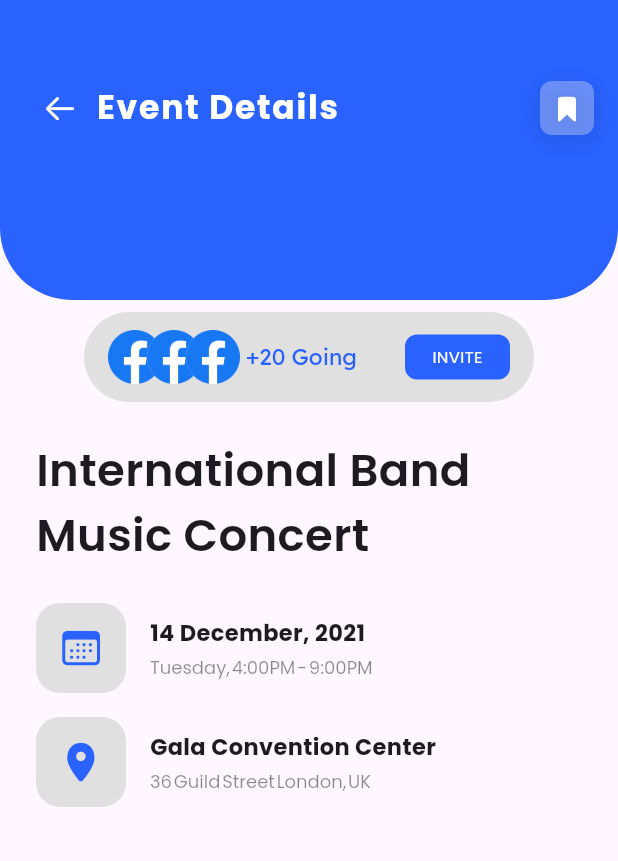
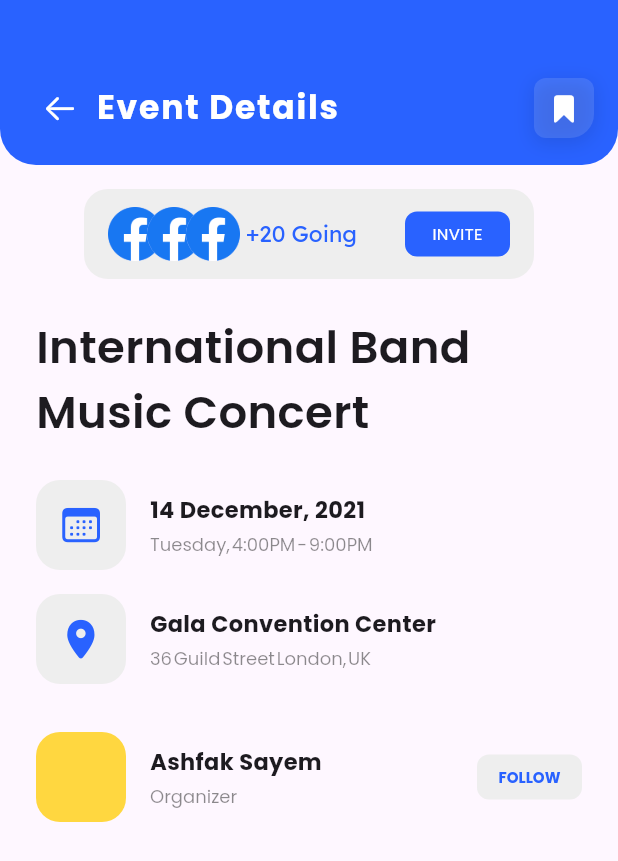
Before and after one commit to muzzammil763/event_booking_ui, a Flutter app: the EventDetailsScreen screen opened directly, on a phone screen of 412 x 824 dp. Shown: the top 861 px of the screen. Run offline on Flutter 3.47's test engine with Material 3 defaults, Android fonts, the phone set to English and light mode, and no system bars; our stand-ins replace flutter_svg, google_fonts.

Commit message:
added more components in detail screen ...

```diff
--- a/lib/Screens/eventdetails.dart
+++ b/lib/Screens/eventdetails.dart
@@ -11,12 +11,12 @@ class EventDetailsScreen extends StatelessWidget {
       body: Column(
         children: [
           Container(
-            height: 200,
+            height: 110,
             decoration: BoxDecoration(
               color: Colors.blueAccent[700],
               borderRadius: const BorderRadius.only(
-                bottomLeft: Radius.circular(48),
-                bottomRight: Radius.circular(48),
+                bottomLeft: Radius.circular(24),
+                bottomRight: Radius.circular(24),
               ),
             ),
             child: Align(
@@ -50,11 +50,16 @@ class EventDetailsScreen extends StatelessWidget {
                         ),
                         const Spacer(),
                         Container(
-                          height: 36,
-                          width: 36,
+                          height: 40,
+                          width: 40,
                           decoration: BoxDecoration(
-                            color: Colors.white30,
-                            borderRadius: BorderRadius.circular(8),
+                            color: Colors.white12,
+                            borderRadius: BorderRadius.only(
+                              topLeft: Radius.circular(8),
+                              bottomLeft: Radius.circular(8),
+                              bottomRight: Radius.circular(16),
+                              topRight: Radius.circular(8),
+                            ),
                             boxShadow: [
                               BoxShadow(
                                 color: Colors.black.withOpacity(0.1),
@@ -70,7 +75,7 @@ class EventDetailsScreen extends StatelessWidget {
                               icon: const Icon(
                                 CupertinoIcons.bookmark_solid,
                                 color: Colors.white,
-                                size: 18,
+                                size: 20,
                               ),
                             ),
                           ),
@@ -83,14 +88,14 @@ class EventDetailsScreen extends StatelessWidget {
             ),
           ),
           const SizedBox(
-            height: 8,
+            height: 16,
           ),
           Container(
             height: 60,
             width: 300,
             decoration: BoxDecoration(
-              color: Colors.grey[300],
-              borderRadius: BorderRadius.circular(32),
+              color: Colors.grey[200],
+              borderRadius: BorderRadius.circular(16),
             ),
             child: Padding(
               padding: const EdgeInsets.symmetric(
@@ -201,7 +206,7 @@ class EventDetailsScreen extends StatelessWidget {
                   height: 60,
                   width: 60,
                   decoration: BoxDecoration(
-                    color: Colors.grey[300],
+                    color: Colors.grey[200],
                     borderRadius: BorderRadius.circular(16),
                   ),
                   child: Center(
@@ -261,7 +266,7 @@ class EventDetailsScreen extends StatelessWidget {
                   height: 60,
                   width: 60,
                   decoration: BoxDecoration(
-                    color: Colors.grey[300],
+                    color: Colors.grey[200],
                     borderRadius: BorderRadius.circular(16),
                   ),
                   child: Center(
@@ -303,6 +308,79 @@ class EventDetailsScreen extends StatelessWidget {
               ],
             ),
           ),
+          const SizedBox(
+            height: 32,
+          ),
+          Container(
+            margin: const EdgeInsets.symmetric(
+              horizontal: 24,
+            ),
+            height: 60,
+            width: double.infinity,
+            decoration: BoxDecoration(
+              borderRadius: BorderRadius.circular(16),
+            ),
+            child: Row(
+              children: [
+                Container(
+                  height: 60,
+                  width: 60,
+                  decoration: BoxDecoration(
+                    color: Colors.amberAccent,
+                    borderRadius: BorderRadius.circular(16),
+                  ),
+                ),
+                const SizedBox(
+                  width: 16,
+                ),
+                const Column(
+                  mainAxisAlignment: MainAxisAlignment.center,
+                  crossAxisAlignment: CrossAxisAlignment.start,
+                  children: [
+                    Text(
+                      "Ashfak Sayem",
+                      style: TextStyle(
+                        fontSize: 15,
+                        fontWeight: FontWeight.bold,
+                      ),
+                    ),
+                    SizedBox(
+                      height: 4,
+                    ),
+                    Text(
+                      "Organizer",
+                      style: TextStyle(
+                        fontSize: 12,
+                        color: Colors.black45,
+                        letterSpacing: 0,
+                        wordSpacing: -2,
+                      ),
+                    ),
+                  ],
+                ),
+                const Spacer(),
+                Container(
+                  height: 30,
+                  width: 70,
+                  decoration: BoxDecoration(
+                    color: Colors.grey[200],
+                    borderRadius: BorderRadius.circular(8),
+                  ),
+                  child: Center(
+                    child: Text(
+                      "FOLLOW",
+                      style: TextStyle(
+                        color: Colors.blueAccent[700],
+                        fontSize: 10,
+                        letterSpacing: 0,
+                        fontWeight: FontWeight.bold,
+                      ),
+                    ),
+                  ),
+                ),
+              ],
+            ),
+          ),
         ],
       ),
     );
```
